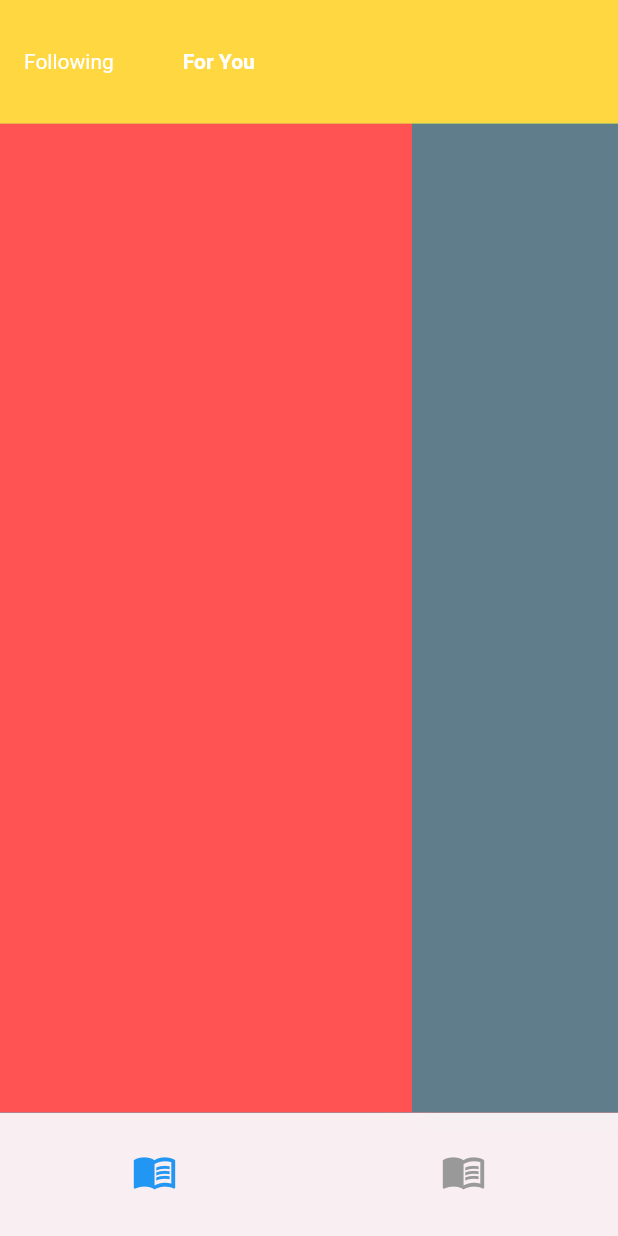
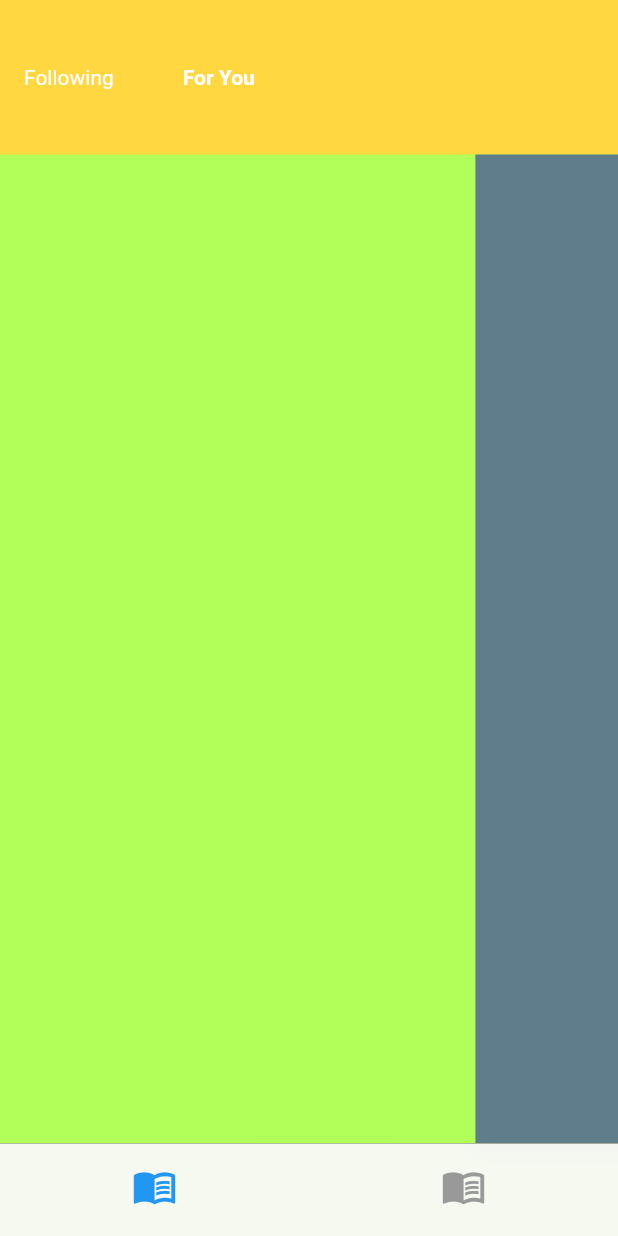
Before and after one commit to hipswan/demo_for_pinkvilla, a Flutter app: the screen it shows after launch, on a phone screen of 412 x 824 dp. Run offline on Flutter 3.47's test engine with Material 2 defaults, Android fonts, the phone set to English and light mode, and no system bars.

Commit message:
layout hemmed in with respect to neighbor

```diff
--- a/lib/main.dart
+++ b/lib/main.dart
@@ -1,5 +1,6 @@
 import 'package:flutter/cupertino.dart';
 import 'package:flutter/material.dart';
+import 'dart:math';
 
 void main() {
   runApp(
@@ -15,10 +16,19 @@ class MyApp extends StatelessWidget {
   @override
   Widget build(BuildContext context) {
     final Size deviceSize = MediaQuery.of(context).size;
+    final double topSectionh = deviceSize.height / 8;
+    final double middleSectionh = deviceSize.height / 1.25;
+    final double firstMsectionw = deviceSize.width / 1.3;
+
+    final double secondMsectionw = deviceSize.width - firstMsectionw;
+
+    final double bottomSectionh =
+        deviceSize.height - (topSectionh + middleSectionh);
 
     return Scaffold(
       body: Stack(
         children: <Widget>[
+          //Lower pane in the stack for video
           Container(
             constraints: BoxConstraints(
               minHeight: deviceSize.height,
@@ -28,6 +38,7 @@ class MyApp extends StatelessWidget {
               color: Colors.lightGreenAccent,
             ),
           ),
+          //Upper pane in the stack for details
           Container(
             constraints: BoxConstraints(
               minHeight: deviceSize.height,
@@ -35,9 +46,10 @@ class MyApp extends StatelessWidget {
             ),
             child: Column(
               children: [
+                //Top Section in the Upper Laywer
                 Container(
                   constraints: BoxConstraints(
-                    minHeight: deviceSize.height / 10,
+                    minHeight: topSectionh,
                     minWidth: deviceSize.width,
                   ),
                   color: Colors.amberAccent,
@@ -69,47 +81,53 @@ class MyApp extends StatelessWidget {
                     ],
                   ),
                 ),
+                //Middle Section in the Upper Layer
                 Container(
                   constraints: BoxConstraints(
-                    minHeight: deviceSize.height / 1.25,
+                    minHeight: middleSectionh,
                     minWidth: deviceSize.width,
                   ),
                   child: Row(
                     children: <Widget>[
+                      //First element in the middle-upper-section
                       Container(
                         constraints: BoxConstraints(
-                          minHeight: deviceSize.height / 1.25,
-                          minWidth: deviceSize.width / 1.5,
+                          minHeight: middleSectionh,
+                          minWidth: firstMsectionw,
                         ),
-                        color: Colors.redAccent,
+                        // color: Colors.redAccent,
                       ),
+                      //Second element in the middle-upper-section
                       Container(
                         constraints: BoxConstraints(
-                          minHeight: deviceSize.height / 1.25,
-                          minWidth: deviceSize.width / 3,
+                          minHeight: middleSectionh,
+                          minWidth: secondMsectionw,
                         ),
                         color: Colors.blueGrey,
                       ),
                     ],
                   ),
                 ),
-                Container(
-                  constraints: BoxConstraints(
-                    minHeight: deviceSize.height / 10,
-                    minWidth: deviceSize.width,
-                  ),
-                  decoration: BoxDecoration(
-                    color: Colors.pinkAccent,
-                  ),
+                //Bottom Section in the Upper Layer
+                Expanded(
+                  child: Container(
+                    // constraints: BoxConstraints(
+                    //   minHeight: bottomSectionh,
+                    //   minWidth: deviceSize.width,
+                    // ),
+                    decoration: BoxDecoration(),
                     child: CupertinoTabBar(
                       items: [
                         BottomNavigationBarItem(
+                          backgroundColor: Colors.pink,
                           icon: Icon(Icons.menu_book_outlined),
                         ),
                         BottomNavigationBarItem(
+                          backgroundColor: Colors.pink,
                           icon: Icon(Icons.menu_book_outlined),
                         ),
                       ],
+                    ),
                   ),
                 ),
               ],
```
Lines whose indentation alone changed are shown as unchanged.
